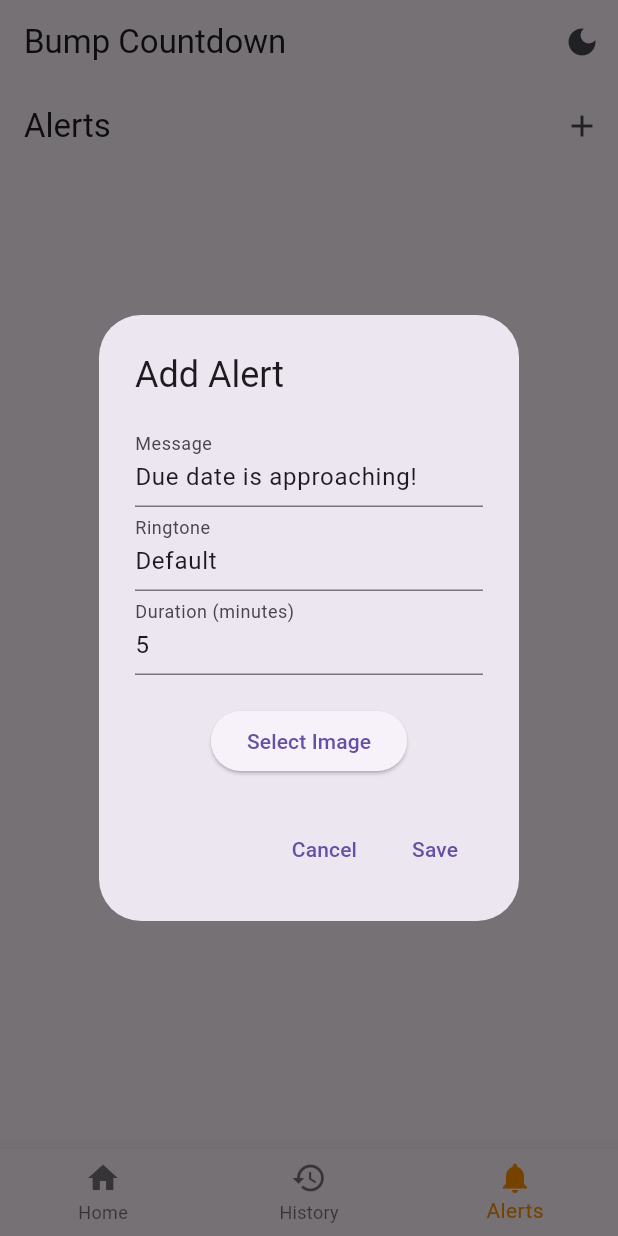
After one commit to slymackjr/bump_countdown, a Flutter app: the screen it shows after launch, item 3 of the bottom bar chosen, after a tap on the "add" icon, on a phone screen of 412 x 824 dp. The commit adds this screen. Run offline on Flutter 3.47's test engine with Material 3 defaults, Android fonts, the phone set to English and light mode, and no system bars; our stand-ins replace flutter_local_notifications, image_picker, sqflite, timezone; accounts and stored records are empty.

Commit message:
implemented bottom navbar and alerts initial phase

```diff
--- a/lib/database_helper.dart
+++ b/lib/database_helper.dart
@@ -31,22 +31,42 @@ class DatabaseHelper {
           lmpDate TEXT,
           eddDate TEXT,
           daysRemaining INTEGER,
-          rating INTEGER
+          rating INTEGER,
+          childName TEXT,
+          gender TEXT
+        )
+      ''');
+        db.execute('''
+        CREATE TABLE alerts(
+          id INTEGER PRIMARY KEY AUTOINCREMENT,
+          historyId INTEGER,
+          alertDate TEXT,
+          message TEXT,
+          ringtone TEXT,
+          duration INTEGER,
+          image TEXT,
+          FOREIGN KEY (historyId) REFERENCES history (id) ON DELETE CASCADE
         )
       ''');
       },
       onUpgrade: (db, oldVersion, newVersion) {
         if (oldVersion < 2) {
           db.execute('ALTER TABLE history ADD COLUMN rating INTEGER');
+          db.execute('ALTER TABLE history ADD COLUMN childName TEXT');
+          db.execute('ALTER TABLE history ADD COLUMN gender TEXT');
         }
       },
     );
   }
 
-
   Future<int> insertRecord(Map<String, dynamic> record) async {
     final db = await database;
     return await db.insert('history', record);
+  }
+
+  Future<int> insertAlert(Map<String, dynamic> alert) async {
+    final db = await database;
+    return await db.insert('alerts', alert);
   }
 
   Future<List<Map<String, dynamic>>> getRecords() async {
@@ -54,9 +74,19 @@ class DatabaseHelper {
     return await db.query('history');
   }
 
+  Future<List<Map<String, dynamic>>> getAlerts() async {
+    final db = await database;
+    return await db.query('alerts');
+  }
+
   Future<int> deleteRecord(int id) async {
     final db = await database;
     return await db.delete('history', where: 'id = ?', whereArgs: [id]);
+  }
+
+  Future<int> deleteAlert(int id) async {
+    final db = await database;
+    return await db.delete('alerts', where: 'id = ?', whereArgs: [id]);
   }
 
   Future<int> updateRecord(int id, Map<String, dynamic> record) async {
@@ -64,4 +94,8 @@ class DatabaseHelper {
     return await db.update('history', record, where: 'id = ?', whereArgs: [id]);
   }
 
+  Future<int> updateAlert(int id, Map<String, dynamic> alert) async {
+    final db = await database;
+    return await db.update('alerts', alert, where: 'id = ?', whereArgs: [id]);
+  }
 }
--- /dev/null
+++ b/lib/screens/alerts_screen.dart
@@ -0,0 +1,164 @@
+import 'package:flutter/material.dart';
+import 'package:intl/intl.dart';
+import '../database_helper.dart';
+import 'package:image_picker/image_picker.dart'; // For picking images
+import 'dart:io'; // For handling file paths
+
+class AlertsScreen extends StatefulWidget {
+  const AlertsScreen({super.key});
+
+  @override
+  State<AlertsScreen> createState() => _AlertsScreenState();
+}
+
+class _AlertsScreenState extends State<AlertsScreen> {
+  List<Map<String, dynamic>> _alerts = [];
+  final DatabaseHelper _dbHelper = DatabaseHelper();
+  final ImagePicker _picker = ImagePicker();
+  File? _selectedImage;
+
+  @override
+  void initState() {
+    super.initState();
+    _loadAlerts();
+  }
+
+  void _loadAlerts() async {
+    List<Map<String, dynamic>> alerts = await _dbHelper.getAlerts();
+    setState(() {
+      _alerts = alerts;
+    });
+  }
+
+  void _deleteAlert(int id) async {
+    await _dbHelper.deleteAlert(id);
+    _loadAlerts(); // Reload alerts after deletion
+  }
+
+  void _showAlertDialog({Map<String, dynamic>? alert}) {
+    String message = alert?['message'] ?? 'Due date is approaching!';
+    String ringtone = alert?['ringtone'] ?? 'Default';
+    int duration = alert?['duration'] ?? 5;
+    String? image = alert?['image'];
+    int? historyId = alert?['historyId'];
+
+    showDialog(
+      context: context,
+      builder: (context) {
+        return AlertDialog(
+          title: Text(alert == null ? 'Add Alert' : 'Edit Alert'),
+          content: Column(
+            mainAxisSize: MainAxisSize.min,
+            children: [
+              TextField(
+                decoration: const InputDecoration(labelText: 'Message'),
+                controller: TextEditingController(text: message),
+                onChanged: (value) => message = value,
+              ),
+              TextField(
+                decoration: const InputDecoration(labelText: 'Ringtone'),
+                controller: TextEditingController(text: ringtone),
+                onChanged: (value) => ringtone = value,
+              ),
+              TextField(
+                decoration: const InputDecoration(labelText: 'Duration (minutes)'),
+                keyboardType: TextInputType.number,
+                controller: TextEditingController(text: duration.toString()),
+                onChanged: (value) => duration = int.tryParse(value) ?? 5,
+              ),
+              const SizedBox(height: 10),
+              if (image != null)
+                Image.file(File(image), height: 100, width: 100, fit: BoxFit.cover),
+              const SizedBox(height: 10),
+              ElevatedButton(
+                onPressed: () async {
+                  final pickedImage = await _picker.pickImage(source: ImageSource.gallery);
+                  if (pickedImage != null) {
+                    setState(() {
+                      _selectedImage = File(pickedImage.path);
+                    });
+                  }
+                },
+                child: const Text('Select Image'),
+              ),
+            ],
+          ),
+          actions: [
+            TextButton(
+              onPressed: () {
+                Navigator.pop(context);
+              },
+              child: const Text('Cancel'),
+            ),
+            TextButton(
+              onPressed: () async {
+                Navigator.pop(context);
+                final alertData = {
+                  'message': message,
+                  'ringtone': ringtone,
+                  'duration': duration,
+                  'image': _selectedImage?.path ?? image,
+                  'historyId': historyId,
+                };
+                if (alert == null) {
+                  await _dbHelper.insertAlert(alertData);
+                } else {
+                  await _dbHelper.updateAlert(alert['id'], alertData);
+                }
+                _loadAlerts();
+              },
+              child: const Text('Save'),
+            ),
+          ],
+        );
+      },
+    );
+  }
+
+  @override
+  Widget build(BuildContext context) {
+    return Scaffold(
+      appBar: AppBar(
+        title: const Text('Alerts'),
+        actions: [
+          IconButton(
+            icon: const Icon(Icons.add),
+            onPressed: () => _showAlertDialog(),
+          ),
+        ],
+      ),
+      body: ListView.builder(
+        itemCount: _alerts.length,
+        itemBuilder: (context, index) {
+          final alert = _alerts[index];
+          final alertDate = DateTime.parse(alert['alertDate']);
+          final message = alert['message'] ?? 'No Message';
+          final ringtone = alert['ringtone'] ?? 'Default';
+          final duration = alert['duration'] ?? 5;
+          final image = alert['image'] ?? 'No Image';
+
+          return Card(
+            child: ListTile(
+              title: Text("Alert Date: ${DateFormat.yMMMd().format(alertDate)}"),
+              subtitle: Text("Message: $message, Ringtone: $ringtone, Duration: $duration min"),
+              leading: image != 'No Image' ? Image.file(File(image), height: 50, width: 50, fit: BoxFit.cover) : const Icon(Icons.child_care),
+              trailing: Row(
+                mainAxisSize: MainAxisSize.min,
+                children: [
+                  IconButton(
+                    icon: const Icon(Icons.edit),
+                    onPressed: () => _showAlertDialog(alert: alert),
+                  ),
+                  IconButton(
+                    icon: const Icon(Icons.delete),
+                    onPressed: () => _deleteAlert(alert['id']),
+                  ),
+                ],
+              ),
+            ),
+          );
+        },
+      ),
+    );
+  }
+}
--- a/lib/screens/home_screen.dart
+++ b/lib/screens/home_screen.dart
@@ -2,6 +2,8 @@ import 'package:flutter/material.dart';
 import 'package:intl/intl.dart';
 import '../notifications_service.dart';
 import '../database_helper.dart';
+import 'history_screen.dart';
+import 'alerts_screen.dart';
 
 class HomeScreen extends StatefulWidget {
   const HomeScreen({super.key});
@@ -14,7 +16,10 @@ class _HomeScreenState extends State<HomeScreen> {
   DateTime? _lmpDate;
   DateTime? _eddDate;
   int _daysRemaining = 0;
+  int _selectedIndex = 0;
   int? _selectedRecordId;
+  String _childName = '';
+  String _gender = 'Not Specified'; // Default value
   final DatabaseHelper _dbHelper = DatabaseHelper();
 
   @override
@@ -31,6 +36,8 @@ class _HomeScreenState extends State<HomeScreen> {
         _lmpDate = DateTime.parse(records.last['lmpDate']);
         _eddDate = DateTime.parse(records.last['eddDate']);
         _daysRemaining = records.last['daysRemaining'];
+        _childName = records.last['childName'] ?? '';
+        _gender = records.last['gender'] ?? 'Not Specified';
         _selectedRecordId = records.last['id'];
       });
     }
@@ -56,12 +63,18 @@ class _HomeScreenState extends State<HomeScreen> {
 
   Future<void> _saveRecord() async {
     Map<String, dynamic> record = {
-      'lmpDate': _lmpDate!.toIso8601String(),
-      'eddDate': _eddDate!.toIso8601String(),
+      'lmpDate': _lmpDate?.toIso8601String(),
+      'eddDate': _eddDate?.toIso8601String(),
       'daysRemaining': _daysRemaining,
+      'childName': _childName,
+      'gender': _gender,
     };
+    if (_selectedRecordId != null) {
+      await _dbHelper.updateRecord(_selectedRecordId!, record);
+    } else {
       await _dbHelper.insertRecord(record);
-    _loadLastRecord(); // Reload records after saving a new one
+    }
+    _loadLastRecord(); // Reload records after saving
   }
 
   void _setAlert() {
@@ -74,53 +87,84 @@ class _HomeScreenState extends State<HomeScreen> {
     }
   }
 
-  void _editRecord(int id, DateTime lmpDate, DateTime eddDate, int daysRemaining) async {
+  void _showEditChildDialog() {
+    showDialog(
+      context: context,
+      builder: (context) {
+        return AlertDialog(
+          title: const Text('Enter Child Information'),
+          content: Column(
+            mainAxisSize: MainAxisSize.min,
+            children: [
+              TextField(
+                decoration: const InputDecoration(labelText: 'Child Name'),
+                onChanged: (value) {
                   setState(() {
-      _lmpDate = lmpDate;
-      _eddDate = eddDate;
-      _daysRemaining = daysRemaining;
+                    _childName = value;
                   });
-    await _dbHelper.updateRecord(id, {
-      'lmpDate': lmpDate.toIso8601String(),
-      'eddDate': eddDate.toIso8601String(),
-      'daysRemaining': daysRemaining,
+                },
+                controller: TextEditingController(text: _childName),
+              ),
+              DropdownButtonFormField<String>(
+                value: _gender,
+                items: const [
+                  DropdownMenuItem(value: 'Male', child: Text('Male')),
+                  DropdownMenuItem(value: 'Female', child: Text('Female')),
+                  DropdownMenuItem(value: 'Not Specified', child: Text('Not Specified')),
+                ],
+                onChanged: (value) {
+                  setState(() {
+                    _gender = value!;
+                  });
+                },
+                decoration: const InputDecoration(labelText: 'Gender'),
+              ),
+            ],
+          ),
+          actions: [
+            TextButton(
+              onPressed: () {
+                Navigator.pop(context);
+              },
+              child: const Text('Cancel'),
+            ),
+            TextButton(
+              onPressed: () async {
+                Navigator.pop(context);
+                await _saveRecord();
+                _loadLastRecord();
+              },
+              child: const Text('Save'),
+            ),
+          ],
+        );
+      },
+    );
+  }
+
+  void _onItemTapped(int index) {
+    setState(() {
+      _selectedIndex = index;
     });
   }
 
-  void _deleteRecord(int id) async {
-    await _dbHelper.deleteRecord(id);
-    _loadLastRecord(); // Reload records after deletion
+  Widget _getSelectedScreen() {
+    switch (_selectedIndex) {
+      case 0:
+        return _homeContent();
+      case 1:
+        return HistoryScreen(
+          selectedRecordId: _selectedRecordId,
+          onRecordSelected: _selectRecord,
+        );
+      case 2:
+        return const AlertsScreen();
+      default:
+        return _homeContent();
+    }
   }
 
-  void _rateRecord(int id, int rating) async {
-    await _dbHelper.updateRecord(id, {'rating': rating});
-    _loadLastRecord(); // Reload records after rating
-  }
-
-  void _selectRecord(Map<String, dynamic> record) {
-    setState(() {
-      _lmpDate = DateTime.parse(record['lmpDate']);
-      _eddDate = DateTime.parse(record['eddDate']);
-      _daysRemaining = record['daysRemaining'];
-      _selectedRecordId = record['id'];
-    });
-  }
-
-  @override
-  Widget build(BuildContext context) {
-    return Scaffold(
-      appBar: AppBar(
-        title: const Text("Bump Countdown"),
-      ),
-      body: FutureBuilder<List<Map<String, dynamic>>>(
-        future: _dbHelper.getRecords(),
-        builder: (context, snapshot) {
-          if (!snapshot.hasData) {
-            return const Center(child: CircularProgressIndicator());
-          }
-
-          List<Map<String, dynamic>> records = snapshot.data!;
-
+  Widget _homeContent() {
     return Padding(
       padding: const EdgeInsets.all(16.0),
       child: Column(
@@ -131,6 +175,7 @@ class _HomeScreenState extends State<HomeScreen> {
                 ? "Select Last Menstrual Period (LMP) Date"
                 : "LMP Date: ${DateFormat.yMMMd().format(_lmpDate!)}",
             style: const TextStyle(fontSize: 20),
+            textAlign: TextAlign.center,
           ),
           const SizedBox(height: 20),
           ElevatedButton(
@@ -138,89 +183,101 @@ class _HomeScreenState extends State<HomeScreen> {
             child: const Text("Select LMP Date"),
           ),
           const SizedBox(height: 20),
+          // Conditionally show the Edit Child Info button
+          if (_eddDate != null && _daysRemaining > 0)
+            ElevatedButton(
+              onPressed: () => _showEditChildDialog(),
+              child: const Text("Edit Child Info"),
+            ),
+          const SizedBox(height: 20),
           if (_eddDate != null)
             Column(
+              mainAxisAlignment: MainAxisAlignment.center,
+              crossAxisAlignment: CrossAxisAlignment.center,
               children: [
                 Text(
                   "Estimated Due Date (EDD): ${DateFormat.yMMMd().format(_eddDate!)}",
                   style: const TextStyle(fontSize: 20),
+                  textAlign: TextAlign.center,
                 ),
                 const SizedBox(height: 10),
                 Text(
                   "Days Remaining: $_daysRemaining",
                   style: const TextStyle(fontSize: 20, color: Colors.red),
+                  textAlign: TextAlign.center,
+                ),
+                const SizedBox(height: 10),
+                // Child Name Row
+                Row(
+                  mainAxisAlignment: MainAxisAlignment.center,
+                  children: [
+                    const Icon(Icons.child_care), // Child icon
+                    const SizedBox(width: 5),
+                    Text("Child Name: $_childName"),
+                  ],
+                ),
+                const SizedBox(height: 10),
+                // Gender Row
+                Row(
+                  mainAxisAlignment: MainAxisAlignment.center,
+                  children: [
+                    const Icon(Icons.transgender), // Gender icon
+                    const SizedBox(width: 5),
+                    Text("Gender: $_gender"),
+                  ],
                 ),
               ],
-                  ),
-                const SizedBox(height: 20),
-                const Text(
-                  "Pregnancy History",
-                  style: TextStyle(fontSize: 24, fontWeight: FontWeight.bold),
-                ),
-                const SizedBox(height: 10),
-                Expanded(
-                  child: ListView.builder(
-                    itemCount: records.length,
-                    itemBuilder: (context, index) {
-                      Map<String, dynamic> record = records[index];
-                      DateTime lmpDate = DateTime.parse(record['lmpDate']);
-                      DateTime eddDate = DateTime.parse(record['eddDate']);
-                      int daysRemaining = record['daysRemaining'];
-                      int? rating = record['rating'];
-                      bool isSelected = record['id'] == _selectedRecordId;
-
-                      return Card(
-                        color: isSelected ? Colors.blue[100] : null,
-                        child: Column(
-                          children: [
-                            ListTile(
-                              title: Text(
-                                "LMP: ${DateFormat.yMMMd().format(lmpDate)} - EDD: ${DateFormat.yMMMd().format(eddDate)}",
-                              ),
-                              subtitle: Text("Days Remaining: $daysRemaining"),
-                              trailing: Row(
-                                mainAxisSize: MainAxisSize.min,
-                                children: [
-                                  IconButton(
-                                    icon: const Icon(Icons.edit),
-                                    onPressed: () => _editRecord(record['id'], lmpDate, eddDate, daysRemaining),
-                                  ),
-                                  IconButton(
-                                    icon: const Icon(Icons.delete),
-                                    onPressed: () => _deleteRecord(record['id']),
-                                  ),
-                                ],
-                              ),
-                              onTap: () => _selectRecord(record),
-                            ),
-                            Padding(
-                              padding: const EdgeInsets.symmetric(horizontal: 16.0),
-                              child: Row(
-                                mainAxisAlignment: MainAxisAlignment.start,
-                                children: List.generate(5, (starIndex) {
-                                  return Expanded(
-                                    child: IconButton(
-                                      icon: Icon(
-                                        rating != null && rating > starIndex ? Icons.star : Icons.star_border,
-                                      ),
-                                      color: Colors.amber,
-                                      onPressed: () => _rateRecord(record['id'], starIndex + 1),
-                                    ),
-                                  );
-                                }),
-                              ),
             ),
         ],
       ),
     );
+  }
 
+  void _selectRecord(Map<String, dynamic> record) {
+    setState(() {
+      _lmpDate = DateTime.parse(record['lmpDate']);
+      _eddDate = DateTime.parse(record['eddDate']);
+      _daysRemaining = record['daysRemaining'];
+      _childName = record['childName'] ?? '';
+      _gender = record['gender'] ?? 'Not Specified';
+      _selectedRecordId = record['id'];
+      _selectedIndex = 0; // Navigate back to Home after selecting a record
+    });
+  }
+
+  @override
+  Widget build(BuildContext context) {
+    return Scaffold(
+      appBar: AppBar(
+        title: const Text("Bump Countdown"),
+        actions: [
+          IconButton(
+            icon: const Icon(Icons.dark_mode),
+            onPressed: () {
+              // Implement dark mode toggle
             },
-                  ),
           ),
         ],
       ),
-          );
-        },
+      body: _getSelectedScreen(),
+      bottomNavigationBar: BottomNavigationBar(
+        items: const <BottomNavigationBarItem>[
+          BottomNavigationBarItem(
+            icon: Icon(Icons.home),
+            label: 'Home',
+          ),
+          BottomNavigationBarItem(
+            icon: Icon(Icons.history),
+            label: 'History',
+          ),
+          BottomNavigationBarItem(
+            icon: Icon(Icons.notifications),
+            label: 'Alerts',
+          ),
+        ],
+        currentIndex: _selectedIndex,
+        selectedItemColor: Colors.amber[800],
+        onTap: _onItemTapped,
       ),
     );
   }
--- a/lib/screens/splash_screen.dart
+++ b/lib/screens/splash_screen.dart
@@ -8,10 +8,36 @@ class SplashScreen extends StatefulWidget {
   State<SplashScreen> createState() => _SplashScreenState();
 }
 
-class _SplashScreenState extends State<SplashScreen> {
+class _SplashScreenState extends State<SplashScreen> with SingleTickerProviderStateMixin {
+  late AnimationController _controller;
+  late Animation<double> _fadeAnimation;
+  late Animation<double> _scaleAnimation;
+
   @override
   void initState() {
     super.initState();
+
+    _controller = AnimationController(
+      vsync: this,
+      duration: const Duration(seconds: 2),
+    );
+
+    _fadeAnimation = Tween<double>(begin: 0.0, end: 1.0).animate(
+      CurvedAnimation(
+        parent: _controller,
+        curve: Curves.easeIn,
+      ),
+    );
+
+    _scaleAnimation = Tween<double>(begin: 0.5, end: 1.0).animate(
+      CurvedAnimation(
+        parent: _controller,
+        curve: Curves.elasticOut,
+      ),
+    );
+
+    _controller.forward();
+
     _navigateToHome();
   }
 
@@ -27,12 +53,24 @@ class _SplashScreenState extends State<SplashScreen> {
   }
 
   @override
+  void dispose() {
+    _controller.dispose();
+    super.dispose();
+  }
+
+  @override
   Widget build(BuildContext context) {
-    return const Scaffold(
+    return Scaffold(
       body: Center(
-        child: Text(
-          "Bump Countdown",
-          style: TextStyle(fontSize: 30, fontWeight: FontWeight.bold),
+        child: FadeTransition(
+          opacity: _fadeAnimation,
+          child: ScaleTransition(
+            scale: _scaleAnimation,
+            child: const Text(
+              "Bump Countdown",
+              style: TextStyle(fontSize: 30, fontWeight: FontWeight.bold),
+            ),
+          ),
         ),
       ),
     );
--- a/pubspec.yaml
+++ b/pubspec.yaml
@@ -37,6 +37,7 @@ dependencies:
   sqflite: ^2.0.0+4
   path_provider: ^2.0.11
   path: ^1.8.3
+  image_picker: ^1.1.0
   # The following adds the Cupertino Icons font to your application.
   # Use with the CupertinoIcons class for iOS style icons.
   cupertino_icons: ^1.0.6
```
Also changed, not shown: lib/screens/history_screen.dart (added, +122 -0 lines), pubspec.lock, 1 other file. Lines whose indentation alone changed are shown as unchanged.
